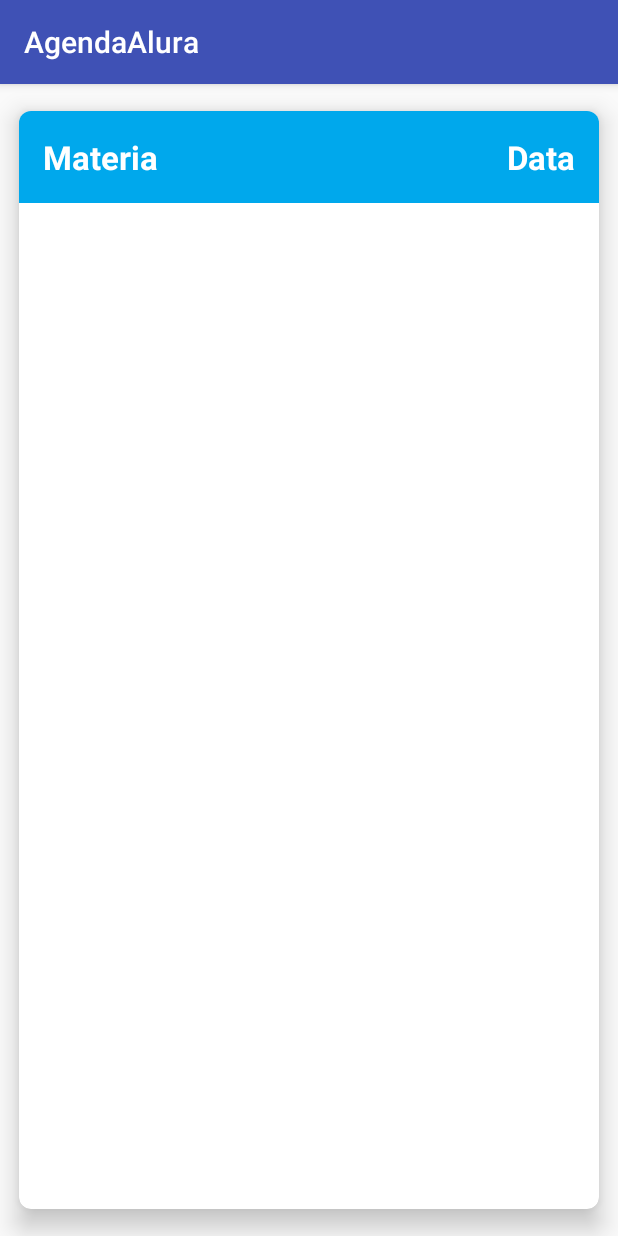
After one commit to pedrinhocef/agendaAlura, an Android app: the fragment DetalhesProvaFragment placed in its activity, on a phone screen of 412 x 824 dp. The commit adds this screen. Run offline under Robolectric (Android 15) with nearby library versions, the phone set to English and light mode, and no system bars.

Commit message:
adicionando Fragment detalhes de prova

```diff
--- a/app/build.gradle
+++ b/app/build.gradle
@@ -28,5 +28,6 @@
     compile 'com.android.support:design:26.0.0-alpha1'
     compile 'com.android.support:appcompat-v7:26.0.0-alpha1'
     compile 'com.android.support:cardview-v7:26.0.0-alpha1'
+    compile 'com.android.support:support-v4:26.+'
     testCompile 'junit:junit:4.12'
 }
--- /dev/null
+++ b/app/src/main/java/br/com/pedrodroid/agendaalura/DetalhesProvaFragment.java
@@ -0,0 +1,21 @@
+package br.com.pedrodroid.agendaalura;
+
+
+import android.os.Bundle;
+import android.support.v4.app.Fragment;
+import android.view.LayoutInflater;
+import android.view.View;
+import android.view.ViewGroup;
+
+public class DetalhesProvaFragment extends Fragment {
+
+
+    @Override
+    public View onCreateView(LayoutInflater inflater, ViewGroup container,
+                             Bundle savedInstanceState) {
+        View view = inflater.inflate(R.layout.fragment_detalhes_prova, container, false);
+
+        return view;
+    }
+
+}
--- a/app/src/main/java/br/com/pedrodroid/agendaalura/ProvasActivity.java
+++ b/app/src/main/java/br/com/pedrodroid/agendaalura/ProvasActivity.java
@@ -25,9 +25,19 @@
 
         FragmentManager fragmentManager = getSupportFragmentManager();
         FragmentTransaction tx = fragmentManager.beginTransaction();
+
+
         tx.replace(R.id.frame_principal, new ListaProvasFragment());
+
+        if (estaNoModoPaisagem()){
+            tx.replace(R.id.frame_secundario, new DetalhesProvaFragment());
+        }
+
         tx.commit();
 
+    }
 
+    private boolean estaNoModoPaisagem() {
+        return getResources().getBoolean(R.bool.modoPaisagem);
     }
 }
--- /dev/null
+++ b/app/src/main/res/layout-land/activity_provas.xml
@@ -0,0 +1,20 @@
+<?xml version="1.0" encoding="utf-8"?>
+<LinearLayout xmlns:android="http://schemas.android.com/apk/res/android"
+    android:layout_width="match_parent"
+    android:layout_height="match_parent"
+    android:orientation="horizontal">
+
+    <FrameLayout xmlns:android="http://schemas.android.com/apk/res/android"
+        android:id="@+id/frame_principal"
+        android:layout_width="0dp"
+        android:layout_height="match_parent"
+        android:layout_weight="1" />
+
+    <FrameLayout xmlns:android="http://schemas.android.com/apk/res/android"
+        android:id="@+id/frame_secundario"
+        android:layout_width="0dp"
+        android:layout_height="match_parent"
+        android:layout_weight="2" />
+
+
+</LinearLayout>
--- a/app/src/main/res/layout/activity_lista_alunos.xml
+++ b/app/src/main/res/layout/activity_lista_alunos.xml
@@ -3,7 +3,6 @@
     xmlns:tools="http://schemas.android.com/tools"
     android:layout_width="match_parent"
     android:layout_height="match_parent"
-    xmlns:app="http://schemas.android.com/apk/res-auto"
     tools:context="br.com.pedrodroid.agendaalura.ListaAlunosActivity">
 
     <ListView
--- /dev/null
+++ b/app/src/main/res/layout/fragment_detalhes_prova.xml
@@ -0,0 +1,54 @@
+<?xml version="1.0" encoding="utf-8"?>
+<android.support.v7.widget.CardView xmlns:android="http://schemas.android.com/apk/res/android"
+    xmlns:tools="http://schemas.android.com/tools"
+    android:layout_width="match_parent"
+    android:layout_height="match_parent"
+    xmlns:app="http://schemas.android.com/apk/res-auto"
+    app:cardElevation="10dp"
+    app:cardUseCompatPadding="true"
+    app:cardCornerRadius="8dp"
+    tools:context="br.com.pedrodroid.agendaalura.DetalhesProvaActivity">
+
+    <LinearLayout
+        android:layout_width="match_parent"
+        android:layout_height="match_parent"
+        android:orientation="vertical">
+
+        <RelativeLayout
+            android:layout_width="match_parent"
+            android:layout_height="wrap_content"
+            android:background="#00A8EC">
+
+            <TextView
+                android:id="@+id/detalhes_prova_materia"
+                android:layout_width="wrap_content"
+                android:layout_height="wrap_content"
+                android:text="Materia"
+                android:layout_margin="16dp"
+                android:textColor="#fff"
+                android:textStyle="bold"
+                android:textSize="22sp"/>
+
+            <TextView
+                android:id="@+id/detalhes_prova_data"
+                android:layout_width="wrap_content"
+                android:layout_height="wrap_content"
+                android:text="Data"
+                android:layout_alignParentRight="true"
+                android:layout_alignParentEnd="true"
+                android:layout_margin="16dp"
+                android:textSize="22sp"
+                android:textStyle="bold"
+                android:textColor="#fff"/>
+
+        </RelativeLayout>
+
+        <ListView
+            android:id="@+id/detalhes_prova_topicos"
+            android:layout_width="match_parent"
+            android:layout_height="match_parent">
+
+        </ListView>
+    </LinearLayout>
+
+</android.support.v7.widget.CardView>
--- /dev/null
+++ b/app/src/main/res/values-land/bools.xml
@@ -0,0 +1,4 @@
+<?xml version="1.0" encoding="utf-8"?>
+<resources>
+    <bool name="modoPaisagem">true</bool>
+</resources>
--- /dev/null
+++ b/app/src/main/res/values/bools.xml
@@ -0,0 +1,4 @@
+<?xml version="1.0" encoding="utf-8"?>
+<resources>
+    <bool name="modoPaisagem">false</bool>
+</resources>
--- a/app/src/main/res/values/strings.xml
+++ b/app/src/main/res/values/strings.xml
@@ -7,4 +7,7 @@
     <string name="ok">Ok</string>
     <string name="enviar_notas">Enviar Notas</string>
     <string name="baixar_provas">Baixar Provas</string>
+
+    <!-- TODO: Remove or change this placeholder text -->
+    <string name="hello_blank_fragment">Hello blank fragment</string>
 </resources>
```
